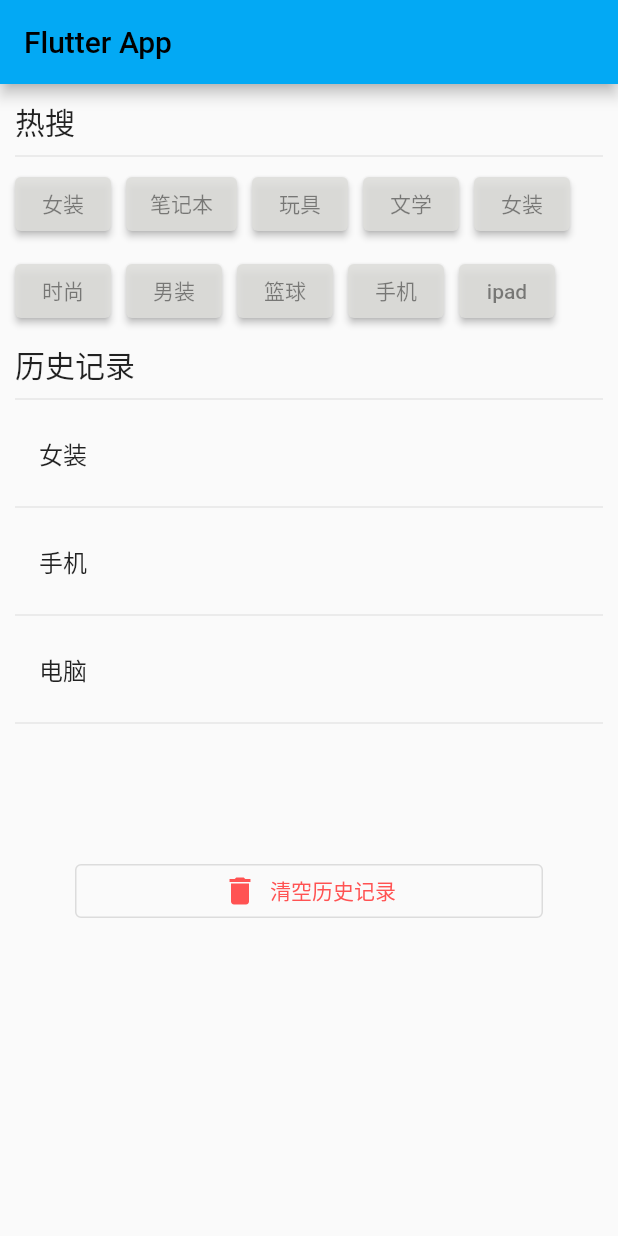
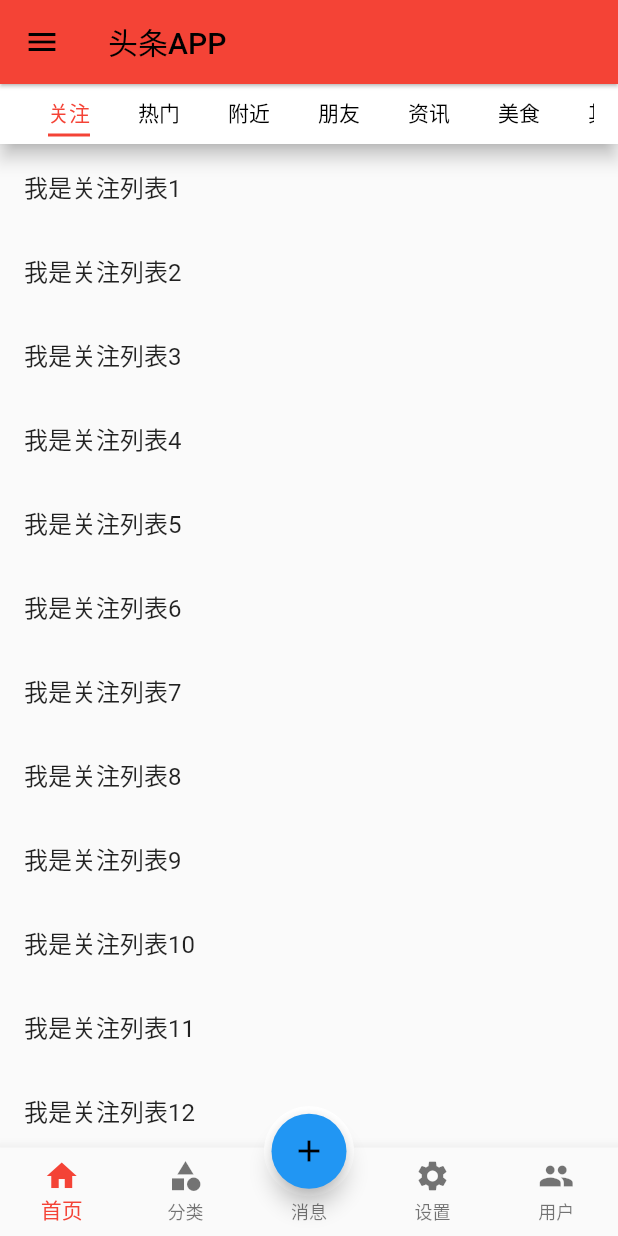
Before and after one commit to magichill33/Learn2Flutter, a Flutter app: the screen it shows after launch, on a phone screen of 412 x 824 dp. Run offline on Flutter 3.47's test engine with Material 2 defaults, Android fonts, the phone set to English and light mode, and no system bars.

Commit message:
[feature]:添加一个类头条应用的框架界面

```diff
--- a/lib/main.dart
+++ b/lib/main.dart
@@ -1,116 +1,17 @@
 import 'package:flutter/material.dart';
+import './pages/tabs.dart';
 
 void main() {
-  runApp(new MyApp());
+  runApp(MyApp());
 }
 
 class MyApp extends StatelessWidget {
-  @override
-  Widget build(BuildContext context) {
-    return new MaterialApp(
-      title: "购物车",
-      theme: ThemeData(primarySwatch: Colors.lightBlue),
-      home: Scaffold(
-        appBar: AppBar(title: Text("Flutter App")),
-        body: _MyStateless(),
-      ),
-    );
-  }
-}
-
-class _MyStateless extends StatelessWidget {
-  @override
-  Widget build(BuildContext context) {
-    return ListView(
-      padding: EdgeInsets.all(10),
-      children: [
-        Row(
-          children: [
-            Text(
-              "热搜",
-              style: Theme.of(context).textTheme.titleLarge,
-            )
-          ],
-        ),
-        Divider(),
-        Wrap(
-          spacing: 10,
-          runSpacing: 10,
-          children: [
-            Button("女装", onPressed: () {}),
-            Button("笔记本", onPressed: () {}),
-            Button("玩具", onPressed: () {}),
-            Button("文学", onPressed: () {}),
-            Button("女装", onPressed: () {}),
-            Button("时尚", onPressed: () {}),
-            Button("男装", onPressed: () {}),
-            Button("篮球", onPressed: () {}),
-            Button("手机", onPressed: () {}),
-            Button("ipad", onPressed: () {}),
-          ],
-        ),
-        SizedBox(
-          height: 10,
-        ),
-        Row(
-          children: [
-            Text(
-              "历史记录",
-              style: Theme.of(context).textTheme.titleLarge,
-            )
-          ],
-        ),
-        Divider(),
-        Column(
-          children: [
-            ListTile(
-              title: Text("女装"),
-            ),
-            Divider(),
-            ListTile(
-              title: Text("手机"),
-            ),
-            Divider(),
-            ListTile(
-              title: Text("电脑"),
-            ),
-            Divider()
-          ],
-        ),
-        SizedBox(
-          height: 40,
-        ),
-        Padding(
-          padding: EdgeInsets.all(40),
-          child: OutlinedButton.icon(
-              onPressed: () {},
-              //自适应
-              style: ButtonStyle(
-                  foregroundColor: MaterialStateProperty.all(Colors.redAccent)),
-              icon: Icon(Icons.delete),
-              label: Text("清空历史记录")),
-        ),
-      ],
-    );
-  }
-}
-
-//自定义按钮组件
-class Button extends StatelessWidget {
-  String text;
-  void Function()? onPressed;
 
   @override
   Widget build(BuildContext context) {
-    return ElevatedButton(
-      onPressed: this.onPressed,
-      child: Text(text),
-      style: ButtonStyle(
-          backgroundColor:
-              MaterialStateProperty.all(Color.fromARGB(222, 222, 222, 219)),
-          foregroundColor: MaterialStateProperty.all(Colors.black45)),
-    );
+    return MaterialApp(debugShowCheckedModeBanner: false,
+    title: "News",
+    theme: ThemeData(primarySwatch: Colors.lightBlue),
+    home: Tabs(),);
   }
-
-  Button(this.text, {Key? key, required this.onPressed}) : super(key: key);
 }
--- /dev/null
+++ b/lib/pages/tabs.dart
@@ -0,0 +1,109 @@
+import 'package:flutter/material.dart';
+import './tabs/home.dart';
+import './tabs/category.dart';
+import './tabs/message.dart';
+import './tabs/setting.dart';
+import './tabs/user.dart';
+
+class Tabs extends StatefulWidget {
+  const Tabs({Key? key}) : super(key: key);
+
+  @override
+  State<Tabs> createState() => _TabsState();
+}
+
+class _TabsState extends State<Tabs> {
+  int _currentIndex = 0;
+  final List<Widget> _pages = const [
+    HomePage(),
+    CategoryPage(),
+    MessagePage(),
+    SettingPage(),
+    UserPage()
+  ];
+
+  @override
+  Widget build(BuildContext context) {
+    print("build $_currentIndex");
+    return Scaffold(
+      appBar: AppBar(
+        elevation: 1,
+        backgroundColor: Colors.red,
+        title: Text('头条APP'),
+      ),
+      drawer: Drawer(
+        child: Column(
+          children: [
+            Row(
+              children: [
+                Expanded(
+                    flex: 1,
+                    child: UserAccountsDrawerHeader(
+                      accountName: const Text("ly"),
+                      accountEmail: const Text("lying@qq.com"),
+                      currentAccountPicture: CircleAvatar(
+                        backgroundImage: NetworkImage(
+                            "https://gimg2.baidu.com/image_search/src=http%3A%2F%2Fc-ssl.duitang.com%2Fuploads%2Fitem%2F202006%2F14%2F20200614201754_UdLFQ.jpeg&refer=http%3A%2F%2Fc-ssl.duitang.com&app=2002&size=f9999,10000&q=a80&n=0&g=0n&fmt=auto?sec=1680169364&t=14c6cc8bf0caa13333ee8dd89d0dd405"),
+                        radius: 100,
+                      ),
+                      decoration:
+                          const BoxDecoration(color: Colors.greenAccent),
+                    ))
+              ],
+            ),
+            const ListTile(
+              leading: CircleAvatar(
+                child: Icon(Icons.people),
+              ),
+              title: Text("个人中心"),
+            ),
+            const Divider(),
+            const ListTile(
+              leading: CircleAvatar(
+                child: Icon(Icons.settings),
+              ),
+              title: Text("系统设置"),
+            ),
+            const Divider()
+          ],
+        ),
+      ),
+      body: _pages[_currentIndex],
+      bottomNavigationBar: BottomNavigationBar(
+          //选中的颜色
+          fixedColor: Colors.red,
+          //如果底部有4个或者4个以上的菜单的时候就需要配置这个参数
+          type: BottomNavigationBarType.fixed,
+          onTap: (tappedItemIndex) => setState(() {
+                _currentIndex = tappedItemIndex;
+              }),
+          currentIndex: _currentIndex,
+          items: [
+            BottomNavigationBarItem(icon: Icon(Icons.home), label: '首页'),
+            BottomNavigationBarItem(icon: Icon(Icons.category), label: '分类'),
+            BottomNavigationBarItem(icon: Icon(Icons.message), label: '消息'),
+            BottomNavigationBarItem(icon: Icon(Icons.settings), label: '设置'),
+            BottomNavigationBarItem(icon: Icon(Icons.people), label: '用户'),
+          ]),
+      floatingActionButton: Container(
+        height: 60,
+        width: 60,
+        padding: const EdgeInsets.all(5),
+        margin: const EdgeInsets.only(top: 5),
+        decoration: BoxDecoration(
+            color: Colors.white, borderRadius: BorderRadius.circular(30)),
+        child: FloatingActionButton(
+          backgroundColor: _currentIndex == 2 ? Colors.red : Colors.blue,
+          child: const Icon(Icons.add),
+          onPressed: () {
+            setState(() {
+              _currentIndex = 2;
+            });
+          },
+        ),
+      ),
+      floatingActionButtonLocation: FloatingActionButtonLocation
+          .centerDocked, //Change for different locations
+    );
+  }
+}
--- /dev/null
+++ b/lib/pages/tabs/category.dart
@@ -0,0 +1,24 @@
+import 'package:flutter/material.dart';
+
+class CategoryPage extends StatefulWidget {
+  const CategoryPage({super.key});
+
+  @override
+  State<CategoryPage> createState() => _CategoryPageState();
+}
+
+class _CategoryPageState extends State<CategoryPage> {
+  @override
+  Widget build(BuildContext context) {
+    return ListView(children: const [
+      ListTile(title: Text("我是列表1")),
+      ListTile(title: Text("我是列表2")),
+      ListTile(title: Text("我是列表3")),
+      ListTile(title: Text("我是列表4")),
+      ListTile(title: Text("我是列表5")),
+      ListTile(title: Text("我是列表6")),
+      ListTile(title: Text("我是列表7")),
+      ListTile(title: Text("我是列表8"))
+    ]);
+  }
+}
--- /dev/null
+++ b/lib/pages/tabs/home.dart
@@ -0,0 +1,93 @@
+import 'package:flutter/material.dart';
+import '../../tools/KeepAliveWrapper.dart';
+
+class HomePage extends StatefulWidget {
+  const HomePage({Key? key}) : super(key: key);
+
+  @override
+  State<HomePage> createState() => _HomePageState();
+}
+
+class _HomePageState extends State<HomePage>
+    with SingleTickerProviderStateMixin {
+  late TabController _tabController;
+
+  @override
+  void initState() {
+    super.initState();
+    _tabController = TabController(length: 8, vsync: this);
+    //监听_tabController的改变事件
+    _tabController.addListener(() {
+      if (_tabController.animation!.value == _tabController.index) {
+        print("_tabController ${_tabController.index}");
+      }
+    });
+  }
+
+  @override
+  void dispose() {
+    super.dispose();
+    _tabController.dispose();
+  }
+
+  @override
+  Widget build(BuildContext context) {
+    return Scaffold(
+        appBar: PreferredSize(
+          //配置appBar的高度
+          preferredSize: const Size.fromHeight(40),
+          child: AppBar(elevation: 5,
+            backgroundColor: Colors.white,
+            title: SizedBox(
+              //设置 TabBar 高度
+              height: 30,
+              child: TabBar(
+                labelStyle: const TextStyle(fontSize: 14),
+                isScrollable: true,
+                indicatorColor: Colors.red,
+                labelColor: Colors.red,
+                unselectedLabelColor: Colors.black,
+                indicatorSize: TabBarIndicatorSize.label,
+                controller: _tabController,
+                tabs: const [
+                  Tab(child: Text("关注")),
+                  Tab(child: Text("热门")),
+                  Tab(child: Text("附近")),
+                  Tab(child: Text("朋友")),
+                  Tab(child: Text("资讯")),
+                  Tab(child: Text("美食")),
+                  Tab(child: Text("其他")),
+                  Tab(child: Text("我的")),
+                ],
+              ),
+            ),),
+        ),
+        body: TabBarView(controller: _tabController, children: [
+          KeepAliveWrapper(child: ListView(children: [
+            ListTile(title: Text("我是关注列表1"),),
+            ListTile(title: Text("我是关注列表2"),),
+            ListTile(title: Text("我是关注列表3"),),
+            ListTile(title: Text("我是关注列表4"),),
+            ListTile(title: Text("我是关注列表5"),),
+            ListTile(title: Text("我是关注列表6"),),
+            ListTile(title: Text("我是关注列表7"),),
+            ListTile(title: Text("我是关注列表8"),),
+            ListTile(title: Text("我是关注列表9"),),
+            ListTile(title: Text("我是关注列表10"),),
+            ListTile(title: Text("我是关注列表11"),),
+            ListTile(title: Text("我是关注列表12"),),
+            ListTile(title: Text("我是关注列表13"),),
+            ListTile(title: Text("我是关注列表14"),),
+            ListTile(title: Text("我是关注列表15"),),
+          ],)),
+          Text("我是热门"),
+          Text("我是附近"),
+          Text("我是朋友"),
+          Text("我是资讯"),
+          Text("我是美食"),
+          Text("我是其它"),
+          Text("我是我的")
+        ])
+    );
+  }
+}
--- /dev/null
+++ b/lib/tools/KeepAliveWrapper.dart
@@ -0,0 +1,34 @@
+import 'package:flutter/material.dart';
+
+//保活控件
+class KeepAliveWrapper extends StatefulWidget {
+  final Widget? child;
+  final bool keepAlive;
+
+  const KeepAliveWrapper(
+      {Key? key, @required this.child, this.keepAlive = true})
+      : super(key: key);
+
+  @override
+  State<KeepAliveWrapper> createState() => _KeepAliveWrapperState();
+}
+
+class _KeepAliveWrapperState extends State<KeepAliveWrapper>
+    with AutomaticKeepAliveClientMixin {
+  @override
+  Widget build(BuildContext context) {
+    return widget.child!;
+  }
+
+  @override
+  bool get wantKeepAlive => widget.keepAlive;
+
+  @override
+  void didUpdateWidget(covariant KeepAliveWrapper oldWidget) {
+    if (oldWidget.keepAlive != widget.keepAlive) {
+      // keepAlive 状态需要更新，实现在 AutomaticKeepAliveClientMixin 中
+      updateKeepAlive();
+    }
+    super.didUpdateWidget(oldWidget);
+  }
+}
```
Also changed, not shown: lib/main2.dart (added, +116 -0 lines), lib/pages/tabs/message.dart (added, +17 -0 lines), lib/pages/tabs/setting.dart (added, +17 -0 lines), lib/pages/tabs/user.dart (added, +17 -0 lines), 1 other file.
